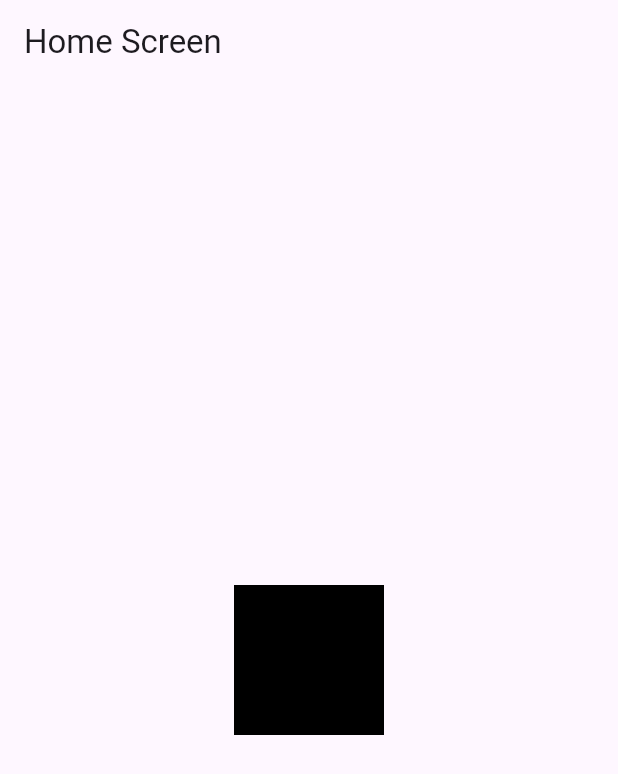
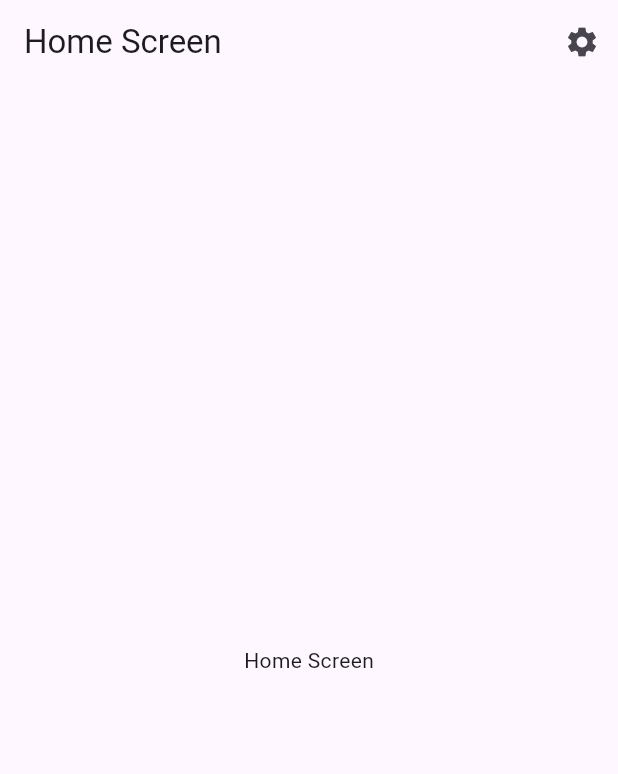
Before and after one commit to TheMalrok/flutter_login_auth_home_classes, a Flutter app: the screen it shows after launch, after a tap on "Login", on a phone screen of 412 x 824 dp. Shown: the top 774 px of the screen. Run offline on Flutter 3.47's test engine with Material 3 defaults, Android fonts, the phone set to English and light mode, and no system bars.

Commit message:
dodanie setting screen'a

```diff
--- a/lib/screens/home_screen.dart
+++ b/lib/screens/home_screen.dart
@@ -1,5 +1,5 @@
 import 'package:flutter/material.dart';
-import 'package:flutter_application_1/widgets/color_box.dart';
+import 'package:flutter_application_1/screens/settings_screen.dart';
 
 class HomeScreen extends StatelessWidget {
   const HomeScreen({super.key});
@@ -9,10 +9,18 @@ class HomeScreen extends StatelessWidget {
     return Scaffold(
       appBar: AppBar(
         title: const Text('Home Screen'),
+        actions: [
+          IconButton(
+              onPressed: () => _goToSetttingsScreen(context),
+              icon: Icon(Icons.settings))
+        ],
       ),
-      body: Center(
-        child: ColorBox(color: Colors.black, size: 100),
-      ),
+      body: Center(child: Text('Home Screen')),
     );
   }
 }
+
+_goToSetttingsScreen(BuildContext context) {
+  Navigator.of(context)
+      .push(MaterialPageRoute(builder: (context) => const SettingsScreen()));
+}
--- a/lib/screens/login_screen.dart
+++ b/lib/screens/login_screen.dart
@@ -94,8 +94,8 @@ class _LoginScreenState extends State<LoginScreen> {
 }
 
 void _goToHomeScreen(BuildContext context) {
-  Navigator.of(context).pushReplacement(
-      MaterialPageRoute(builder: (context) => const HomeScreen()));
+  Navigator.of(context)
+      .pushReplacement(MaterialPageRoute(builder: (context) => HomeScreen()));
 }
 
 void _goToRegisterScreen(BuildContext context) {
--- /dev/null
+++ b/lib/screens/settings_screen.dart
@@ -0,0 +1,15 @@
+import 'package:flutter/material.dart';
+
+class SettingsScreen extends StatelessWidget {
+  const SettingsScreen({super.key});
+
+  @override
+  Widget build(BuildContext context) {
+    return Scaffold(
+      appBar: AppBar(
+        title: const Text('Settings Screen'),
+      ),
+      body: Center(child: Text('Settings Screen')),
+    );
+  }
+}
```
Also changed, not shown: pubspec.yaml (+1 -39 lines), 9 other files.
